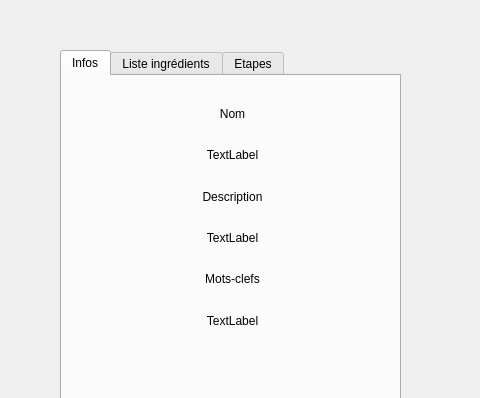
Above: mainwindow.ui from GridexX/Lecteur-Recette-JSON before the change; both pictures show x 0 to 480 and y 0 to 398 of the 800 by 600 pixel window. Below: the same form after it.
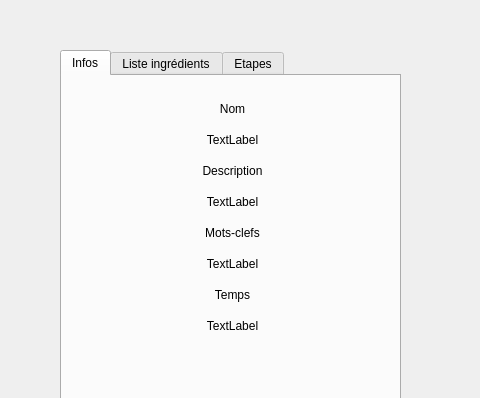
That is the form after the change. The open tabs and pages were chosen to show the change.

The edit to the form file:
```diff
--- a/mainwindow.ui
+++ b/mainwindow.ui
@@ -77,7 +77,7 @@
         </widget>
        </item>
        <item>
-        <widget class="QLabel" name="label_5">
+        <widget class="QLabel" name="descLabel">
          <property name="text">
           <string>TextLabel</string>
          </property>
@@ -106,6 +106,26 @@
          </property>
         </widget>
        </item>
+       <item>
+        <widget class="QLabel" name="label_5">
+         <property name="text">
+          <string>Temps</string>
+         </property>
+         <property name="alignment">
+          <set>Qt::AlignCenter</set>
+         </property>
+        </widget>
+       </item>
+       <item>
+        <widget class="QLabel" name="timeLabel">
+         <property name="text">
+          <string>TextLabel</string>
+         </property>
+         <property name="alignment">
+          <set>Qt::AlignCenter</set>
+         </property>
+        </widget>
+       </item>
       </layout>
      </widget>
     </widget>
```
Left out of the diff: 6 changed lines with no effect on the pictures.
